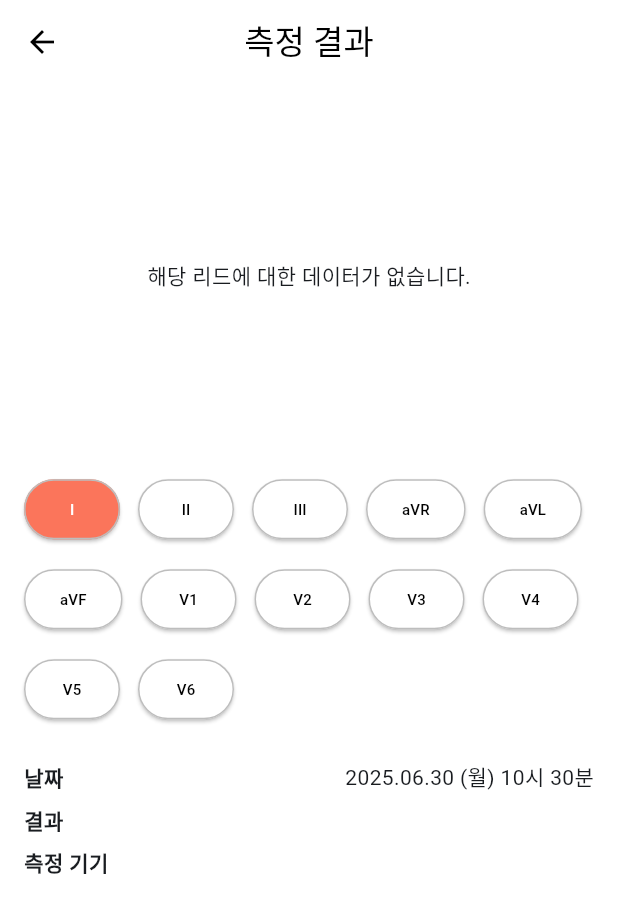
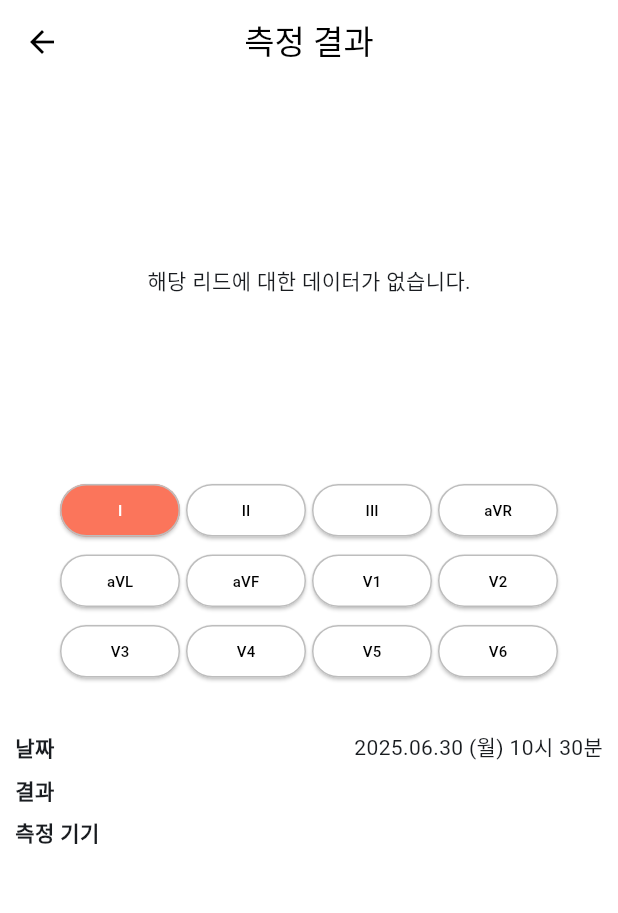
Before and after one commit to os-libera/xalute-mobile, a Flutter app: the EcgDetailPage screen opened directly with empty values, on a phone screen of 412 x 824 dp. Shown: the top 913 px of the screen. Run offline on Flutter 3.47's test engine with Material 3 defaults, Android fonts, the phone set to English and light mode, and no system bars; our stand-ins replace fl_chart, image_picker, lottie, shared_preferences, table_calendar; missing offline and left inert: flutter_date_pickers; accounts and stored records are empty; Roboto replaces fonts that are missing (Pretendard).

Commit message:
20250630 Update

```diff
--- a/lib/screens/ecg_detail_page.dart
+++ b/lib/screens/ecg_detail_page.dart
@@ -122,16 +122,26 @@ class _EcgDetailPageState extends State<EcgDetailPage> {
   Widget _buildLeadButtons() {
     final leadLabels = ['I', 'II', 'III', 'aVR', 'aVL', 'aVF', 'V1', 'V2', 'V3', 'V4', 'V5', 'V6'];
 
-    return Wrap(
-      spacing: 12,
-      runSpacing: 12,
-      children: List.generate(12, (index) {
-        return ElevatedButton(
+    return Column(
+      children: List.generate(3, (rowIndex) {
+        return Padding(
+          padding: const EdgeInsets.only(bottom: 12),
+          child: Row(
+            mainAxisAlignment: MainAxisAlignment.center,
+            children: List.generate(4, (colIndex) {
+              final index = rowIndex * 4 + colIndex;
+              return Padding(
+                padding: const EdgeInsets.symmetric(horizontal: 2),
+                child: SizedBox(
+                  width: 80,
+                  height: 35,
+                  child: ElevatedButton(
                     style: ElevatedButton.styleFrom(
                       backgroundColor: selectedLead == index ? const Color(0xFFFB755B) : Colors.white,
                       foregroundColor: selectedLead == index ? Colors.white : Colors.black,
                       side: BorderSide(color: Colors.grey.shade400),
                       shape: RoundedRectangleBorder(borderRadius: BorderRadius.circular(20)),
+                      padding: EdgeInsets.zero,
                     ),
                     onPressed: () {
                       setState(() {
@@ -141,7 +151,12 @@ class _EcgDetailPageState extends State<EcgDetailPage> {
                     },
                     child: Text(
                       leadLabels[index],
-            style: const TextStyle(fontSize: 10), // 원하는 크기로 조정
+                      style: const TextStyle(fontSize: 10),
+                    ),
+                  ),
+                ),
+              );
+            }),
           ),
         );
       }),
@@ -167,17 +182,20 @@ class _EcgDetailPageState extends State<EcgDetailPage> {
     final chartWidth = xMax * 50 * zoomScale;
 
     return GestureDetector(
+      behavior: HitTestBehavior.opaque,
       onScaleStart: (details) {
         baseScale = zoomScale;
       },
       onScaleUpdate: (details) {
         setState(() {
-          final newScale = baseScale * details.scale;
+          //final newScale = baseScale * details.scale;
+          final newScale = baseScale * (1 + (details.scale - 1) * 10);
           zoomScale = newScale.clamp(1.0, 4.0);
         });
       },
-      child: SizedBox(
-        height: 300, // 고정 높이 → 위아래 스크롤 방지
+      child: Container(
+        height: 500,
+        color: Colors.transparent,
         child: SingleChildScrollView(
           scrollDirection: Axis.horizontal, // 좌우만 스크롤 가능
           physics: const ClampingScrollPhysics(), // bounce 제거
@@ -226,7 +244,39 @@ class _EcgDetailPageState extends State<EcgDetailPage> {
                 ),
                 borderData: FlBorderData(show: false),
                 lineTouchData: LineTouchData(enabled: false),
+                rangeAnnotations: isFirstSignal
+                    ? RangeAnnotations(
+                  verticalRangeAnnotations: List.generate(distances.length ~/ 2, (i) {
+                    if (rPeaks.length <= i * 2 + 1 || rPeaks[i * 2 + 1] >= spots.length) return null;
+                    final x1 = spots[rPeaks[i * 2]].x;
+                    final x2 = spots[rPeaks[i * 2 + 1]].x;
+                    return VerticalRangeAnnotation(
+                      x1: x1,
+                      x2: x2,
+                      color: const Color(0x33FB755B),
+                    );
+                  }).whereType<VerticalRangeAnnotation>().toList(),
+                )
+                    : const RangeAnnotations(),
                 lineBarsData: [
+                  if (isFirstSignal)
+                    ...List.generate(distances.length ~/ 2, (i) {
+                      final x1 = rPeaks[i * 2];
+                      final x2 = rPeaks[i * 2 + 1];
+                      if (x2 >= spots.length) return null;
+                      final rangeSpots = spots
+                          .where((e) => e.x >= spots[x1].x && e.x <= spots[x2].x)
+                          .map((e) => FlSpot(e.x * zoomScale, e.y))
+                          .toList();
+                      return LineChartBarData(
+                        spots: rangeSpots,
+                        isCurved: false,
+                        barWidth: 0,
+                        color: Colors.transparent,
+                        dotData: FlDotData(show: false),
+                      );
+                    }).whereType<LineChartBarData>(),
+
                   LineChartBarData(
                     spots: adjustedSpots,
                     isCurved: false,
@@ -234,11 +284,12 @@ class _EcgDetailPageState extends State<EcgDetailPage> {
                     color: const Color(0xFFFB755B),
                     dotData: FlDotData(show: false),
                   ),
+
                   if (isFirstSignal)
                     LineChartBarData(
                       spots: rPeaks
                           .where((x) => x < spots.length)
-                          .map((x) => FlSpot(spots[x].x * zoomScale, spots[x].y))
+                          .map((x) => FlSpot(spots[x].x, spots[x].y))
                           .toList(),
                       isCurved: false,
                       color: Colors.transparent,
@@ -252,28 +303,6 @@ class _EcgDetailPageState extends State<EcgDetailPage> {
                         ),
                       ),
                     ),
-                  if (isFirstSignal)
-                    ...List.generate(distances.length ~/ 2, (i) {
-                      final x1 = rPeaks[i * 2];
-                      final x2 = rPeaks[i * 2 + 1];
-                      if (x2 >= spots.length) return null;
-                      final rangeSpots = spots
-                          .where((e) =>
-                      e.x >= spots[x1].x && e.x <= spots[x2].x)
-                          .map((e) => FlSpot(e.x * zoomScale, e.y))
-                          .toList();
-                      return LineChartBarData(
-                        spots: rangeSpots,
-                        isCurved: false,
-                        barWidth: 0,
-                        color: Colors.transparent,
-                        belowBarData: BarAreaData(
-                          show: true,
-                          color: const Color(0x44FB755B),
-                        ),
-                        dotData: FlDotData(show: false),
-                      );
-                    }).whereType<LineChartBarData>(),
                 ],
               ),
             ),
@@ -297,7 +326,10 @@ class _EcgDetailPageState extends State<EcgDetailPage> {
           ? const Center(child: CircularProgressIndicator())
           : SingleChildScrollView(
         child: Padding(
-          padding: const EdgeInsets.all(16),
+          //padding: const EdgeInsets.all(10),
+          //padding: const EdgeInsets.symmetric(vertical: 10),
+          padding: const EdgeInsets.symmetric(horizontal: 10, vertical: 16),
+
           child: Column(
             crossAxisAlignment: CrossAxisAlignment.start,
             children: [
--- a/pubspec.yaml
+++ b/pubspec.yaml
@@ -21,6 +21,7 @@ dependencies:
   image_picker: ^1.0.4
   flutter_native_splash: ^2.3.5
   lottie: ^2.4.0
+  flutter_date_pickers: ^0.4.0
 
 dev_dependencies:
   flutter_launcher_icons: ^0.13.1
```
Also changed, not shown: lib/main.dart (+7 -0 lines), lib/screens/ecg_page.dart (+18 -5 lines), lib/screens/setting_page.dart (+56 -11 lines), pubspec.lock, 1 other file. Lines whose indentation alone changed are shown as unchanged.
